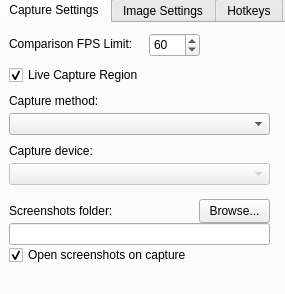
Above: res/settings.ui from Toufool/AutoSplit before the change. Below: the same form after it.
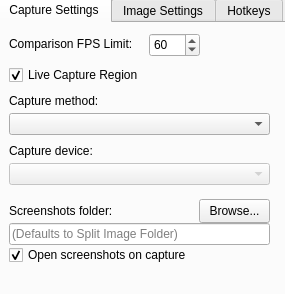
That is the form after the change. Icons and pictures are not drawn.

Commit message: Add placeholder text to screenshot folder indicating it defaults to Split Image Folder

```diff
--- a/res/settings.ui
+++ b/res/settings.ui
@@ -63,6 +63,9 @@
      <property name="readOnly">
       <bool>true</bool>
      </property>
+     <property name="placeholderText">
+      <string>(Defaults to Split Image Folder)</string>
+     </property>
     </widget>
     <widget class="QLabel" name="fps_limit_label">
      <property name="geometry">
```
